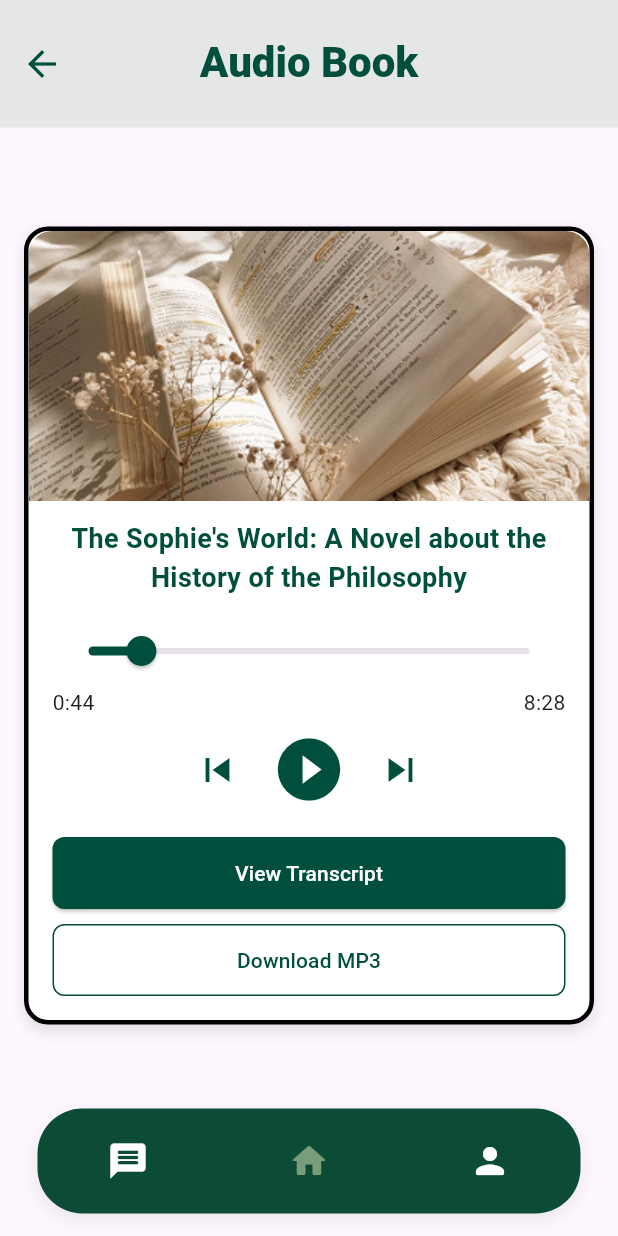
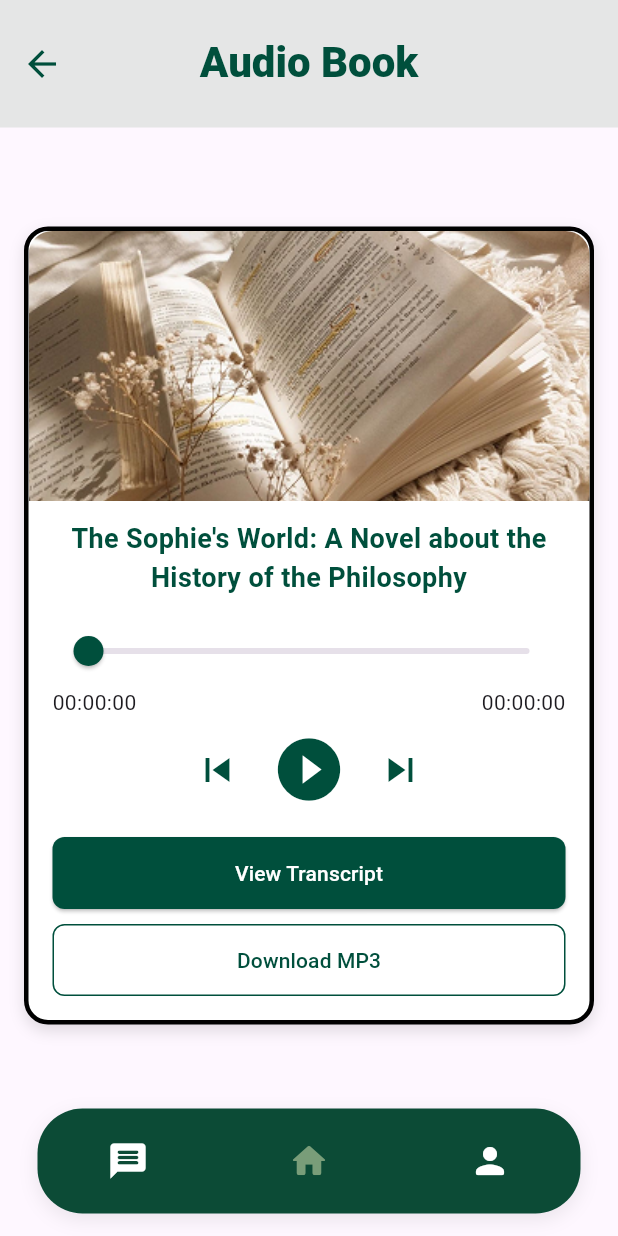
Before and after one commit to maelprz/SE-EduBridge, a Flutter app: the AudioBookScreen screen opened directly, on a phone screen of 412 x 824 dp. Run offline on Flutter 3.47's test engine with Material 3 defaults, Android fonts, the phone set to English and light mode, and no system bars; our stand-ins replace audioplayers, cloud_firestore, firebase_auth, firebase_core, flutter_riverpod; accounts and stored records are empty.

Commit message:
added working audio asset

```diff
--- a/flutter_edubridge/lib/Voice_Lesson/screens/audio_book_screen.dart
+++ b/flutter_edubridge/lib/Voice_Lesson/screens/audio_book_screen.dart
@@ -1,9 +1,56 @@
 import 'package:flutter/material.dart';
+import 'package:audioplayers/audioplayers.dart';
 import '../../reusables/app_bar_pill.dart';
 import '../../reusables/navigation/bottom_nav_wrapper.dart';
 
-class AudioBookScreen extends StatelessWidget {
+class AudioBookScreen extends StatefulWidget {
   const AudioBookScreen({super.key});
+
+  @override
+  State<AudioBookScreen> createState() => _AudioBookScreenState();
+}
+
+class _AudioBookScreenState extends State<AudioBookScreen> {
+  late AudioPlayer _audioPlayer;
+
+  bool isPlaying = false;
+  Duration currentPosition = Duration.zero;
+  Duration totalDuration = Duration.zero;
+
+  @override
+  void initState() {
+    super.initState();
+
+    _audioPlayer = AudioPlayer();
+
+    // Load your audio file
+    _audioPlayer.setSource(AssetSource("audio_book/sample.mp3"));
+
+    _audioPlayer.onDurationChanged.listen((duration) {
+      setState(() => totalDuration = duration);
+    });
+
+    _audioPlayer.onPositionChanged.listen((position) {
+      setState(() => currentPosition = position);
+    });
+
+    _audioPlayer.onPlayerComplete.listen((_) {
+      setState(() {
+        isPlaying = false;
+        currentPosition = Duration.zero;
+      });
+    });
+  }
+
+  @override
+  void dispose() {
+    _audioPlayer.dispose();
+    super.dispose();
+  }
+
+  String formatTime(Duration d) {
+    return d.toString().split('.').first.padLeft(8, "0");
+  }
 
   @override
   Widget build(BuildContext context) {
@@ -18,8 +65,8 @@ class AudioBookScreen extends StatelessWidget {
           padding: const EdgeInsets.all(16),
           child: Column(
             children: [
+              const SizedBox(height: 50),
 
-              SizedBox(height: 50),
               // --- AUDIO BOOK CARD ---
               Container(
                 width: double.infinity,
@@ -28,7 +75,7 @@ class AudioBookScreen extends StatelessWidget {
                   border: Border.all(color: Colors.black, width: 3),
                   borderRadius: BorderRadius.circular(16),
                   boxShadow: [
-                    BoxShadow(
+                    const BoxShadow(
                       color: Colors.black12,
                       blurRadius: 8,
                       offset: Offset(0, 4),
@@ -37,7 +84,6 @@ class AudioBookScreen extends StatelessWidget {
                 ),
                 child: Column(
                   children: [
-                    // IMAGE HEADER
                     ClipRRect(
                       borderRadius: const BorderRadius.only(
                         topLeft: Radius.circular(16),
@@ -69,24 +115,28 @@ class AudioBookScreen extends StatelessWidget {
 
                     const SizedBox(height: 12),
 
-                    // --- AUDIO PLAYER MOCKUP ---
+                    // --- WORKING AUDIO PLAYER ---
                     Padding(
                       padding: const EdgeInsets.symmetric(horizontal: 16),
                       child: Column(
                         children: [
                           Slider(
-                            value: 12,
+                            value: currentPosition.inSeconds.toDouble(),
                             min: 0,
-                            max: 100,
-                            activeColor: Color(0xFF004F3C),
-                            onChanged: (v) {},
+                            max: totalDuration.inSeconds == 0
+                                ? 1
+                                : totalDuration.inSeconds.toDouble(),
+                            activeColor: const Color(0xFF004F3C),
+                            onChanged: (value) {
+                              _audioPlayer.seek(Duration(seconds: value.toInt()));
+                            },
                           ),
 
                           Row(
                             mainAxisAlignment: MainAxisAlignment.spaceBetween,
-                            children: const [
-                              Text("0:44"),
-                              Text("8:28"),
+                            children: [
+                              Text(formatTime(currentPosition)),
+                              Text(formatTime(totalDuration)),
                             ],
                           ),
 
@@ -94,12 +144,33 @@ class AudioBookScreen extends StatelessWidget {
 
                           Row(
                             mainAxisAlignment: MainAxisAlignment.center,
-                            children: const [
-                              Icon(Icons.skip_previous, size: 32, color: Color(0xFF004F3C)),
-                              SizedBox(width: 20),
-                              Icon(Icons.play_circle_fill, size: 50, color: Color(0xFF004F3C)),
-                              SizedBox(width: 20),
-                              Icon(Icons.skip_next, size: 32, color: Color(0xFF004F3C)),
+                            children: [
+                              const Icon(Icons.skip_previous,
+                                  size: 32, color: Color(0xFF004F3C)),
+                              const SizedBox(width: 20),
+
+                              // PLAY / PAUSE BUTTON
+                              GestureDetector(
+                                onTap: () async {
+                                  if (isPlaying) {
+                                    await _audioPlayer.pause();
+                                  } else {
+                                    await _audioPlayer.resume();
+                                  }
+                                  setState(() => isPlaying = !isPlaying);
+                                },
+                                child: Icon(
+                                  isPlaying
+                                      ? Icons.pause_circle_filled
+                                      : Icons.play_circle_fill,
+                                  size: 50,
+                                  color: const Color(0xFF004F3C),
+                                ),
+                              ),
+
+                              const SizedBox(width: 20),
+                              const Icon(Icons.skip_next,
+                                  size: 32, color: Color(0xFF004F3C)),
                             ],
                           ),
                         ],
@@ -115,12 +186,12 @@ class AudioBookScreen extends StatelessWidget {
                         width: double.infinity,
                         child: ElevatedButton(
                           style: ElevatedButton.styleFrom(
-                            backgroundColor: Color(0xFF004F3C),
+                            backgroundColor: const Color(0xFF004F3C),
                             foregroundColor: Colors.white,
                             shape: RoundedRectangleBorder(
                               borderRadius: BorderRadius.circular(8),
                             ),
-                            padding: EdgeInsets.symmetric(vertical: 14),
+                            padding: const EdgeInsets.symmetric(vertical: 14),
                           ),
                           onPressed: () {},
                           child: const Text("View Transcript"),
@@ -137,11 +208,11 @@ class AudioBookScreen extends StatelessWidget {
                         width: double.infinity,
                         child: OutlinedButton(
                           style: OutlinedButton.styleFrom(
-                            side: BorderSide(color: Color(0xFF004F3C)),
+                            side: const BorderSide(color: Color(0xFF004F3C)),
                             shape: RoundedRectangleBorder(
                               borderRadius: BorderRadius.circular(8),
                             ),
-                            padding: EdgeInsets.symmetric(vertical: 14),
+                            padding: const EdgeInsets.symmetric(vertical: 14),
                           ),
                           onPressed: () {},
                           child: const Text(
--- a/flutter_edubridge/pubspec.yaml
+++ b/flutter_edubridge/pubspec.yaml
@@ -15,6 +15,9 @@ dependencies:
   cloud_firestore: ^5.0.0
   intl: ^0.20.2
   flutter_launcher_icons: ^0.14.4
+  audioplayers: ^6.0.0
+
+
 
 
 dev_dependencies:
@@ -43,6 +46,7 @@ flutter:
     - assets/mentorship/raven.png
     - assets/mentorship/teacher1.png
     - assets/audio_book/book.png
+    - assets/audio_book/sample.mp3
 flutter_icons:
   android: true
   ios: true
```
Also changed, not shown: flutter_edubridge/pubspec.lock, 6 other files.
